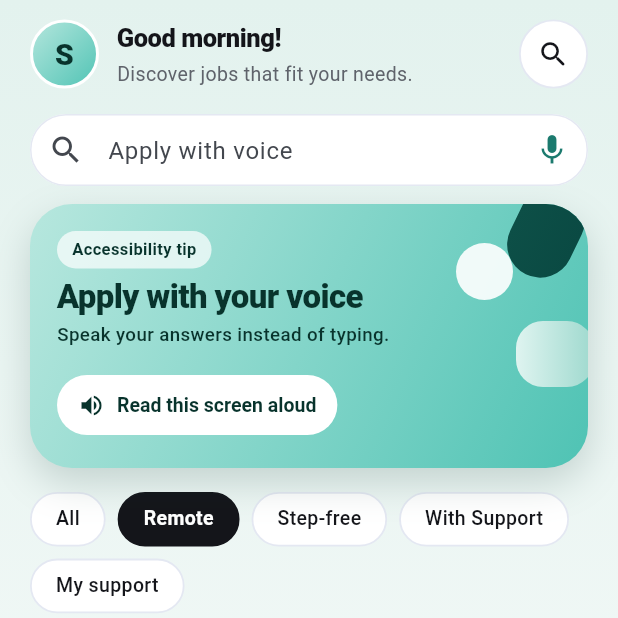
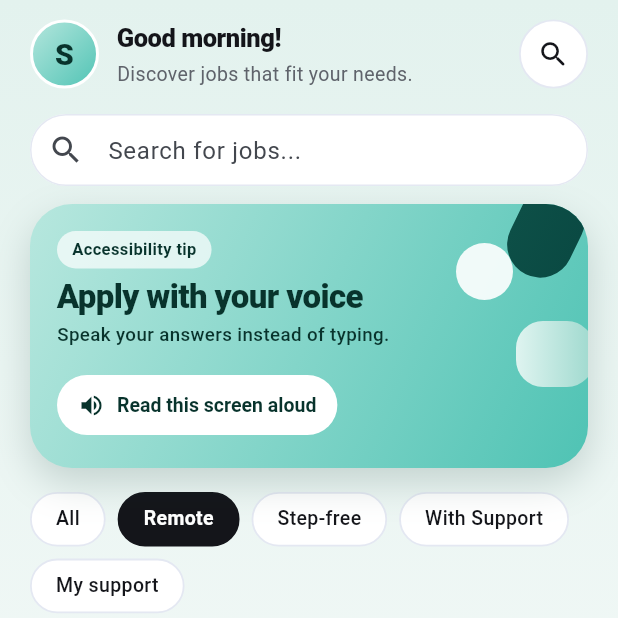
Before and after one commit to arsema16/sync_accessibility, a Flutter app: the JobsScreen screen opened by its route, after a tap on "Remote", on a phone screen of 412 x 824 dp, the top half of it. Run offline on Flutter 3.47's test engine with Material 3 defaults, Android fonts, the phone set to English and light mode, and no system bars; our stand-ins replace equatable, flutter_riverpod, flutter_tts, go_router, shared_preferences, speech_to_text and 1 more; accounts and stored records are empty.

Commit message:
fix(jobs): drop the mic button from the home search bar
The search bar's suffix held a clear button plus a microphone that
searched by voice. Remove the mic and the voice-search path behind it —
the _voiceSearch handler, its listening state and the access_callbacks
import — leaving the suffix as a clear button that only appears while
there is text. The hint goes back to the plain "Search for jobs..." so
nothing on screen invites a voice query the bar no longer accepts.

The voice tip card and the mic buttons on question steps are untouched:
voice is still how answers get spoken, it just no longer drives search.

```diff
--- a/lib/core/constants/app_strings.dart
+++ b/lib/core/constants/app_strings.dart
@@ -223,12 +223,6 @@ class AppStrings {
   // ---- Jobs ----
   static const String jobsHeading = 'Job listings';
   static const String jobsSearchHint = 'Search for jobs...';
-
-  /// Hint in the home search bar — it also accepts spoken queries.
-  static const String jobsVoiceSearchHint = 'Apply with voice';
-
-  /// Tooltip for the search bar's mic button (speak → search).
-  static const String jobsVoiceSearch = 'Search by voice';
   static const String jobsEmptyTitle = 'No jobs found';
   static const String jobsEmptyBody =
       'Try a different search or filter.';
--- a/lib/features/jobs/jobs_screen.dart
+++ b/lib/features/jobs/jobs_screen.dart
@@ -2,7 +2,6 @@ import 'package:flutter/material.dart';
 import 'package:flutter_riverpod/flutter_riverpod.dart';
 import 'package:go_router/go_router.dart';
 
-import '../../../core/access/access_callbacks.dart';
 import '../../../core/constants/app_strings.dart';
 import '../../../core/constants/route_names.dart';
 import '../../../core/providers/app_providers.dart';
@@ -43,8 +42,6 @@ class JobsScreen extends ConsumerStatefulWidget {
 class _JobsScreenState extends ConsumerState<JobsScreen> {
   int _selectedFilter = 0;
   String _query = '';
-  /// True while the mic-driven voice search is listening.
-  bool _voiceListening = false;
   final TextEditingController _searchController = TextEditingController();
   final FocusNode _searchFocusNode = FocusNode();
 
@@ -185,7 +182,7 @@ class _JobsScreenState extends ConsumerState<JobsScreen> {
           slivers: [
             // Greeting header (no AppBar)
             SliverToBoxAdapter(child: _buildHeader()),
-            // Search bar with voice input — above the tip card
+            // Search bar — above the tip card
             SliverToBoxAdapter(child: _buildSearchBar()),
             // Hero accessibility tip with a built-in read-aloud action
             SliverToBoxAdapter(child: _buildTipCard()),
@@ -678,37 +675,6 @@ class _JobsScreenState extends ConsumerState<JobsScreen> {
     );
   }
 
-  /// Fills the search box with the words spoken into the mic. When nothing
-  /// was heard (or the device has no recogniser) the reason is shown in a
-  /// snackbar so a silent failure never reads as "voice search is broken".
-  Future<void> _voiceSearch() async {
-    if (_voiceListening) return;
-    setState(() => _voiceListening = true);
-    try {
-      final result = await ref.read(voiceInputProvider)();
-      if (!mounted) return;
-      final words = result.text.trim();
-      if (result.status == VoiceInputStatus.recognized && words.isNotEmpty) {
-        setState(() {
-          _query = words;
-          _searchController.text = words;
-          _searchController.selection = TextSelection.collapsed(
-            offset: words.length,
-          );
-        });
-      } else {
-        final message = result.status == VoiceInputStatus.noSpeech
-            ? AppStrings.voiceNoSpeech
-            : AppStrings.voiceUnavailable;
-        ScaffoldMessenger.of(context)
-          ..hideCurrentSnackBar()
-          ..showSnackBar(SnackBar(content: Text(message)));
-      }
-    } finally {
-      if (mounted) setState(() => _voiceListening = false);
-    }
-  }
-
   Widget _buildSearchBar() {
     return Padding(
       padding: const EdgeInsets.fromLTRB(
@@ -723,14 +689,12 @@ class _JobsScreenState extends ConsumerState<JobsScreen> {
         onChanged: (value) => setState(() => _query = value),
         textInputAction: TextInputAction.search,
         decoration: InputDecoration(
-          hintText: AppStrings.jobsVoiceSearchHint,
+          hintText: AppStrings.jobsSearchHint,
           prefixIcon: const Icon(Icons.search),
-          // Clear (when there is text) plus the mic that searches by voice.
-          suffixIcon: Row(
-            mainAxisSize: MainAxisSize.min,
-            children: [
-              if (_query.isNotEmpty)
-                IconButton(
+          // Clear button, only while there is text to clear.
+          suffixIcon: _query.isEmpty
+              ? null
+              : IconButton(
                   tooltip: 'Clear search',
                   onPressed: () {
                     _searchController.clear();
@@ -738,19 +702,6 @@ class _JobsScreenState extends ConsumerState<JobsScreen> {
                   },
                   icon: const Icon(Icons.close),
                 ),
-              IconButton(
-                tooltip: AppStrings.jobsVoiceSearch,
-                onPressed: _voiceListening ? null : _voiceSearch,
-                icon: _voiceListening
-                    ? const SizedBox(
-                        width: 20,
-                        height: 20,
-                        child: CircularProgressIndicator(strokeWidth: 2),
-                      )
-                    : const Icon(Icons.mic, color: AppColors.primary),
-              ),
-            ],
-          ),
           fillColor: Colors.white,
           filled: true,
           contentPadding: const EdgeInsets.symmetric(vertical: 0),
```
Also changed, not shown: 1 other file.
